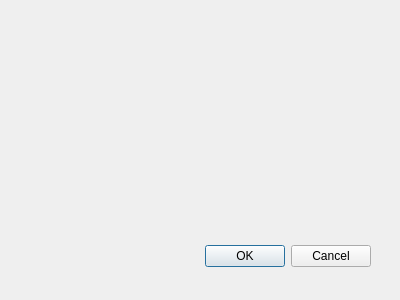
Qt form src/addnewdialog.ui (manox14/qtaria) before a commit.
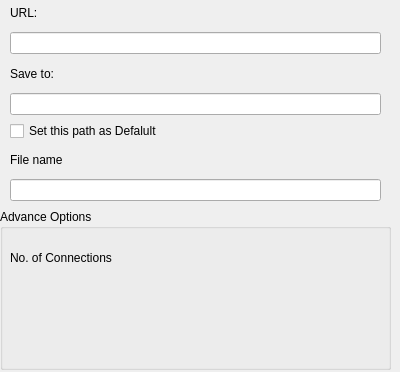
The same form after that commit.

```diff
--- a/src/addnewdialog.ui
+++ b/src/addnewdialog.ui
@@ -9,27 +9,86 @@
     <x>0</x>
     <y>0</y>
     <width>400</width>
-    <height>300</height>
+    <height>372</height>
    </rect>
   </property>
   <property name="windowTitle">
    <string>Dialog</string>
   </property>
-  <widget class="QDialogButtonBox" name="buttonBox">
+  <widget class="QGroupBox" name="groupBox">
    <property name="geometry">
     <rect>
-     <x>30</x>
-     <y>240</y>
-     <width>341</width>
-     <height>32</height>
+     <x>0</x>
+     <y>209</y>
+     <width>391</width>
+     <height>161</height>
     </rect>
    </property>
-   <property name="orientation">
-    <enum>Qt::Horizontal</enum>
+   <property name="title">
+    <string>Advance Options</string>
    </property>
-   <property name="standardButtons">
-    <set>QDialogButtonBox::Cancel|QDialogButtonBox::Ok</set>
+   <widget class="QLabel" name="label_4">
+    <property name="geometry">
+     <rect>
+      <x>10</x>
+      <y>40</y>
+      <width>131</width>
+      <height>18</height>
+     </rect>
+    </property>
+    <property name="text">
+     <string>No. of Connections</string>
+    </property>
+   </widget>
+  </widget>
+  <widget class="QWidget" name="">
+   <property name="geometry">
+    <rect>
+     <x>10</x>
+     <y>0</y>
+     <width>371</width>
+     <height>201</height>
+    </rect>
    </property>
+   <layout class="QVBoxLayout" name="verticalLayout">
+    <item>
+     <widget class="QLabel" name="label">
+      <property name="text">
+       <string>URL:</string>
+      </property>
+     </widget>
+    </item>
+    <item>
+     <widget class="QLineEdit" name="lineEdit"/>
+    </item>
+    <item>
+     <widget class="QLabel" name="label_2">
+      <property name="text">
+       <string>Save to:</string>
+      </property>
+     </widget>
+    </item>
+    <item>
+     <widget class="QLineEdit" name="lineEdit_2"/>
+    </item>
+    <item>
+     <widget class="QCheckBox" name="checkBox">
+      <property name="text">
+       <string>Set this path as Defalult</string>
+      </property>
+     </widget>
+    </item>
+    <item>
+     <widget class="QLabel" name="label_3">
+      <property name="text">
+       <string>File name</string>
+      </property>
+     </widget>
+    </item>
+    <item>
+     <widget class="QLineEdit" name="lineEdit_3"/>
+    </item>
+   </layout>
   </widget>
  </widget>
  <pixmapfunction/>
```
Left out of the diff: 40 changed lines with no effect on the pictures.
